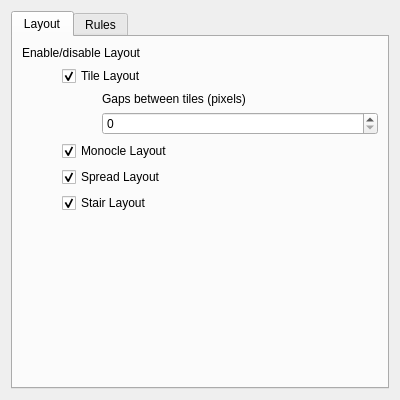
This is res/config.ui in Bismuth-Forge/bismuth as Qt 5 draws it before an edit. The edited form follows.
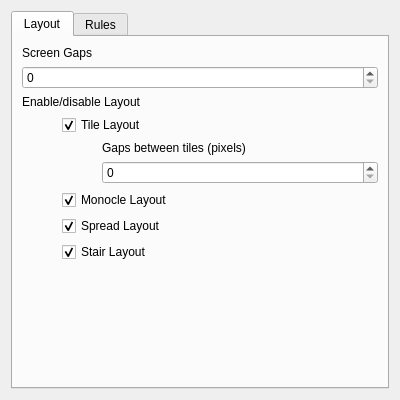
This is the edited form.

Commit message: implement general screen gaps

```diff
--- a/res/config.ui
+++ b/res/config.ui
@@ -24,6 +24,16 @@
        <string>Layout</string>
       </attribute>
       <layout class="QVBoxLayout" name="verticalLayout_4">
+       <item>
+        <widget class="QLabel" name="screenGapLabel">
+         <property name="text">
+          <string>Screen Gaps</string>
+         </property>
+        </widget>
+       </item>
+       <item>
+        <widget class="QSpinBox" name="kcfg_screenGap"/>
+       </item>
        <item>
         <widget class="QLabel" name="label">
          <property name="text">
```
The commit also changes 4 other files.
